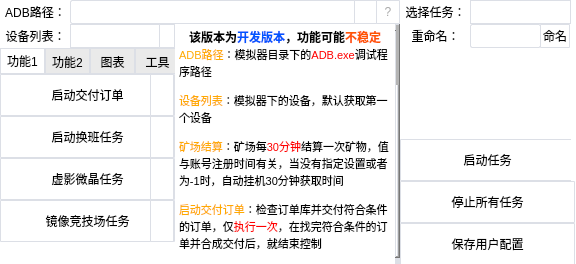
First picture: the form in jczx/jczxUI.ui, repository Amber-siley/JCZXAutoScript, before the edit.
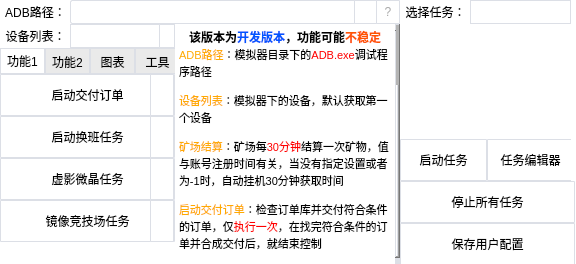
Second picture: the form after the edit. The open tabs and pages were chosen to show the change. Icons and pictures are not drawn.

Commit message: :sparkles:: 添加任务编辑器

The edit to the form file:
```diff
--- a/jczx/jczxUI.ui
+++ b/jczx/jczxUI.ui
@@ -2143,54 +2143,12 @@
       <number>-1</number>
      </property>
     </widget>
-    <widget class="QLabel" name="renameTask_label">
-     <property name="geometry">
-      <rect>
-       <x>0</x>
-       <y>24</y>
-       <width>71</width>
-       <height>24</height>
-      </rect>
-     </property>
-     <property name="text">
-      <string>重命名：</string>
-     </property>
-     <property name="alignment">
-      <set>Qt::AlignCenter</set>
-     </property>
-     <property name="indent">
-      <number>-1</number>
-     </property>
-    </widget>
-    <widget class="QLineEdit" name="renameTask_lineEdit">
-     <property name="geometry">
-      <rect>
-       <x>70</x>
-       <y>24</y>
-       <width>71</width>
-       <height>24</height>
-      </rect>
-     </property>
-    </widget>
-    <widget class="QPushButton" name="renameTask_Button">
-     <property name="geometry">
-      <rect>
-       <x>140</x>
-       <y>24</y>
-       <width>30</width>
-       <height>24</height>
-      </rect>
-     </property>
-     <property name="text">
-      <string>命名</string>
-     </property>
-    </widget>
     <widget class="QPushButton" name="startTask_Button">
      <property name="geometry">
       <rect>
        <x>0</x>
        <y>139</y>
-       <width>175</width>
+       <width>87</width>
        <height>42</height>
       </rect>
      </property>
@@ -2219,9 +2177,9 @@
      <property name="geometry">
       <rect>
        <x>0</x>
-       <y>48</y>
+       <y>28</y>
        <width>171</width>
-       <height>91</height>
+       <height>111</height>
       </rect>
      </property>
      <property name="minimumSize">
@@ -2239,7 +2197,7 @@
         <x>0</x>
         <y>0</y>
         <width>171</width>
-        <height>91</height>
+        <height>111</height>
        </rect>
       </property>
       <widget class="QLabel" name="taskInfor_label">
@@ -2248,7 +2206,7 @@
          <x>0</x>
          <y>0</y>
          <width>171</width>
-         <height>91</height>
+         <height>111</height>
         </rect>
        </property>
        <property name="text">
@@ -2260,6 +2218,36 @@
       </widget>
      </widget>
     </widget>
+    <widget class="QPushButton" name="TaskCreater_Button">
+     <property name="geometry">
+      <rect>
+       <x>87</x>
+       <y>139</y>
+       <width>87</width>
+       <height>42</height>
+      </rect>
+     </property>
+     <property name="styleSheet">
+      <string notr="true">QPushButton {
+    background-color: #ffffff;
+    border: 1px solid #dcdfe6;
+    border-radius: 1px;
+}
+
+QPushButton:hover {
+    background-color: #ecf5ff;
+    color: #409eff;
+}
+
+QPushButton:pressed, QPushButton:checked {
+    border: 1px solid #3a8ee6;
+    color: #409eff;
+}</string>
+     </property>
+     <property name="text">
+      <string>任务编辑器</string>
+     </property>
+    </widget>
     <zorder>choiceTask_label</zorder>
     <zorder>renameTask_label</zorder>
     <zorder>renameTask_lineEdit</zorder>
```
Left out of the diff: 8 changed lines with no effect on the pictures. The commit also changes 5 other files.
